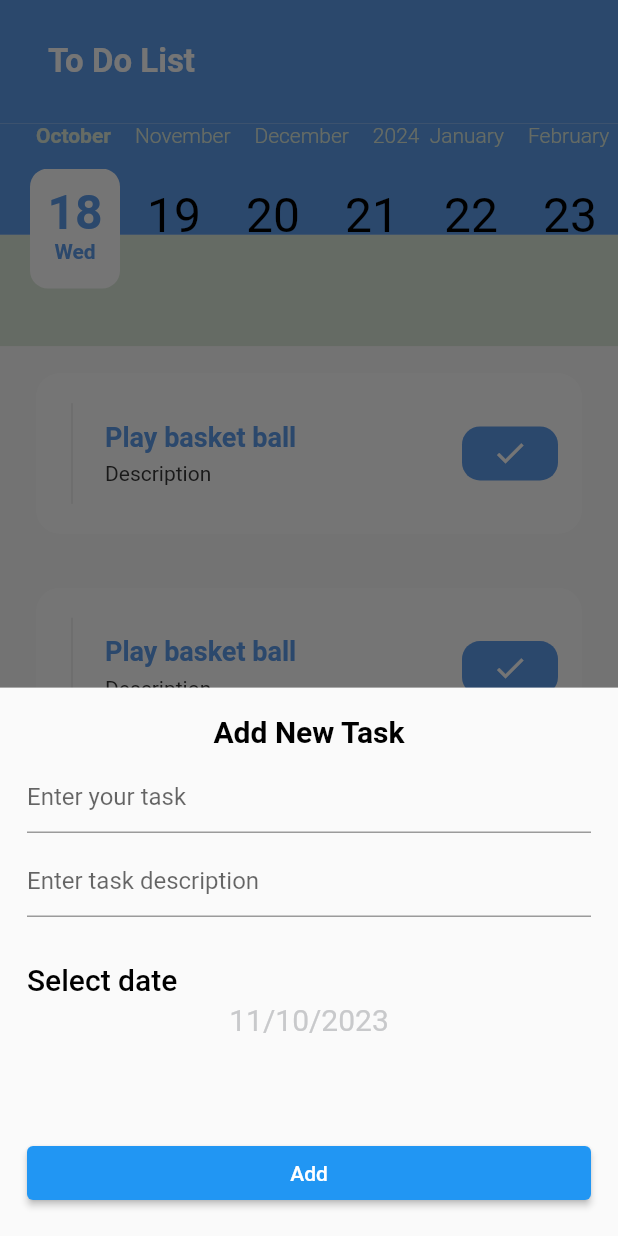
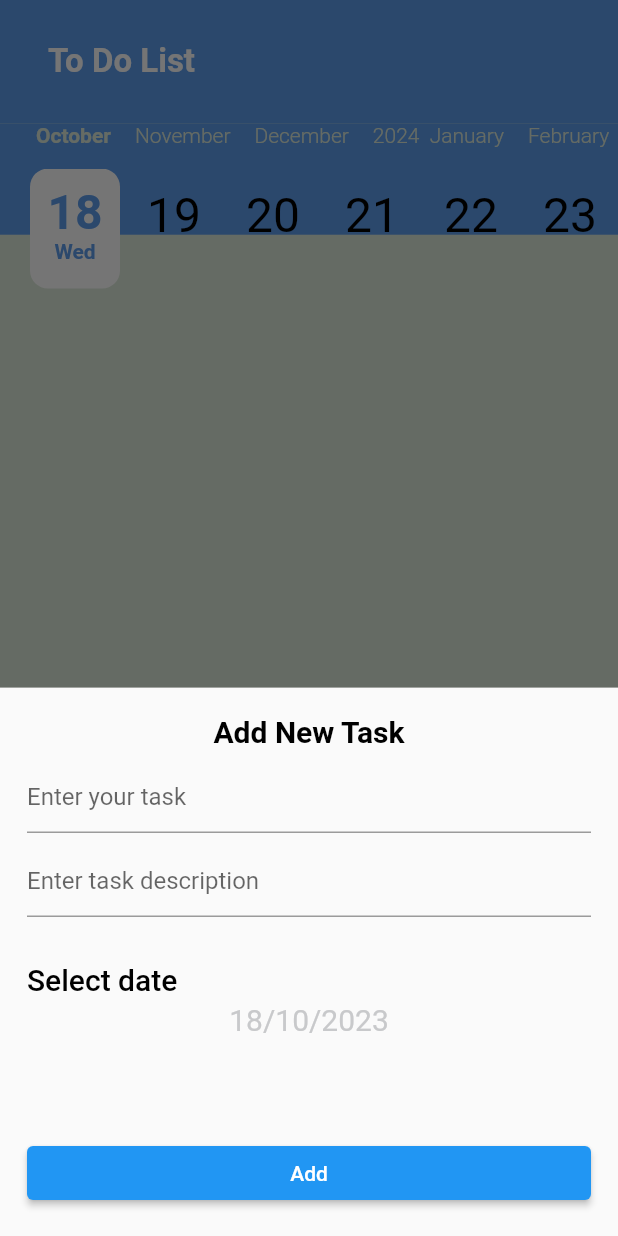
Before and after one commit to mohamedrabia1/to_do, a Flutter app: the screen it shows after launch, after a tap on the "add" icon, on a phone screen of 412 x 824 dp. Run offline on Flutter 3.47's test engine with Material 2 defaults, Android fonts, the phone set to English and light mode, and no system bars; drawn by our look-alikes of calendar_timeline, flutter_slidable; our stand-ins replace cloud_firestore, firebase_core; accounts and stored records are empty.

Commit message:
Finished app functionality in offline mode

```diff
--- a/lib/main.dart
+++ b/lib/main.dart
@@ -1,12 +1,25 @@
+import 'package:cloud_firestore/cloud_firestore.dart';
+import 'package:firebase_core/firebase_core.dart';
 import 'package:flutter/material.dart';
+import 'package:to_do/ui/provider/list_provider.dart';
 import 'package:to_do/ui/screens/home/home_screen.dart';
 import 'package:to_do/ui/screens/splash/splash_screen.dart';
 import 'package:to_do/ui/utilits/app_theme.dart';
+import 'package:provider/provider.dart';
 
-void main() {
-  runApp(MyApp());
+void main() async {
+  WidgetsFlutterBinding.ensureInitialized();
+  await Firebase.initializeApp();
+  FirebaseFirestore.instance.settings =
+      Settings(cacheSizeBytes: Settings.CACHE_SIZE_UNLIMITED);
+  await FirebaseFirestore.instance.disableNetwork();
+  runApp(
+      ChangeNotifierProvider(
+        create: (_) {
+         return ListProvider();
+        },
+          child: MyApp()));
 }
-
 class MyApp extends StatelessWidget {
 
   @override
--- /dev/null
+++ b/lib/models/todo_dm.dart
@@ -0,0 +1,27 @@
+import 'package:cloud_firestore/cloud_firestore.dart';
+
+class TodoDM{
+  late String id;
+  late String title;
+  late String description;
+  late bool isDone;
+  late DateTime date;
+  TodoDM(this.title, this.description, this.isDone, this.date);
+  TodoDM.fromJson(Map json){
+    id = json["id"];
+    title = json["title"];
+    description = json["description"];
+    isDone= json["isDone"];
+    Timestamp time = json["date"];
+    date = time.toDate();
+  }
+    Map<String , Object?> toJson(){
+    return {
+      "id" : id,
+      "title" : title,
+      "description" : description,
+      "isDone" : isDone,
+      "date" : date,
+    };
+  }
+}
--- /dev/null
+++ b/lib/ui/provider/list_provider.dart
@@ -0,0 +1,37 @@
+import 'package:cloud_firestore/cloud_firestore.dart';
+import 'package:flutter/material.dart';
+
+import '../../models/todo_dm.dart';
+
+class ListProvider extends ChangeNotifier{
+  List<TodoDM> todos= [];
+  DateTime seletedDate = DateTime.now();
+  refreshTodosList()async{
+    CollectionReference<TodoDM> todosCollection =
+    FirebaseFirestore.instance.collection("todos").withConverter<TodoDM>(
+        fromFirestore: (docSnapshot , _){
+          Map json = docSnapshot.data() as Map;
+          TodoDM todo = TodoDM.fromJson(json);
+          return todo;
+        },
+        toFirestore: (todoDm , _){
+          return todoDm.toJson();
+        });
+    QuerySnapshot<TodoDM> todosSnapshot = await todosCollection.orderBy("date").get();
+    List<QueryDocumentSnapshot<TodoDM>> docs = todosSnapshot.docs;
+    todos = docs.map((docSnapshot) {
+      return docSnapshot.data();
+    }).toList();
+
+   todos =  todos.where((todo) {
+      if(todo.date.day != seletedDate.day ||
+          todo.date.month != seletedDate.month ||
+          todo.date.year != seletedDate.year){
+        return false;
+      }else{
+        return true;
+      }
+    }).toList();
+   notifyListeners();
+  }
+}
--- a/lib/ui/screens/bottom_sheets/add_bottom_sheet.dart
+++ b/lib/ui/screens/bottom_sheets/add_bottom_sheet.dart
@@ -1,12 +1,26 @@
+import 'package:cloud_firestore/cloud_firestore.dart';
+import 'package:firebase_core/firebase_core.dart';
 import 'package:flutter/material.dart';
+import 'package:provider/provider.dart';
+import 'package:to_do/ui/provider/list_provider.dart';
 import 'package:to_do/ui/utilits/app_color.dart';
 import 'package:to_do/ui/utilits/app_theme.dart';
 import 'package:to_do/ui/widgets/my_text_field.dart';
 
-class AddBottomSheet extends StatelessWidget {
+class AddBottomSheet extends StatefulWidget {
+  @override
+  State<AddBottomSheet> createState() => _AddBottomSheetState();
+}
+
+class _AddBottomSheetState extends State<AddBottomSheet> {
+  TextEditingController titleController = TextEditingController();
+  TextEditingController descriptionController = TextEditingController();
+  DateTime selectedDate = DateTime.now();
+  late ListProvider provider;
 
   @override
   Widget build(BuildContext context) {
+    provider = Provider.of(context);
     return Padding(
       padding: const EdgeInsets.all(18),
       child: Container(
@@ -17,17 +31,24 @@ class AddBottomSheet extends StatelessWidget {
             Text("Add New Task",textAlign: TextAlign.center,
             style: AppTheme.bottomSheetTitleTextStyle,),
             SizedBox(height: 8),
-            MyTextField(hintText: "Enter your task"),
+            MyTextField(hintText: "Enter your task", controller:titleController ),
             SizedBox(height: 8),
-            MyTextField(hintText: "Enter task description"),
+            MyTextField(hintText: "Enter task description", controller:descriptionController),
             SizedBox(height: 30),
             Text("Select date" ,style: AppTheme.bottomSheetTitleTextStyle.copyWith(fontWeight: FontWeight.w500)),
             SizedBox(height: 4),
-            Text("11/10/2023", style: AppTheme.bottomSheetTitleTextStyle.copyWith(fontWeight: FontWeight.normal
-            ,color: AppColor.grey),textAlign: TextAlign.center,),
+            InkWell(
+              onTap: (){
+              showMyDate();
+              },
+              child: Text("${selectedDate.day}/${selectedDate.month}/${selectedDate.year}", style: AppTheme.bottomSheetTitleTextStyle.copyWith(fontWeight: FontWeight.normal
+              ,color: AppColor.grey),textAlign: TextAlign.center,),
+            ),
             Spacer(),
-            ElevatedButton(onPressed: (){}, child:
-            Text("Add")
+            ElevatedButton(onPressed: (){
+              addToDoFireBase();
+            },
+                child: Text("Add")
             )
           ],
         ),
@@ -35,4 +56,28 @@ class AddBottomSheet extends StatelessWidget {
     );
 
   }
+
+  void addToDoFireBase() {
+    CollectionReference todosCollectionRef =
+    FirebaseFirestore.instance.collection("todos");
+    DocumentReference newEmptyDoc =  todosCollectionRef.doc();
+    newEmptyDoc.set({
+      "id" : newEmptyDoc.id ,
+      "title" : titleController.text,
+      "description" : descriptionController.text,
+      "date" : selectedDate,
+      "isDone" : false,
+    }).timeout(Duration(milliseconds: 400),onTimeout: (){
+      provider.refreshTodosList();
+      Navigator.pop(context);
+    });
+  }
+
+  void showMyDate() async{
+  selectedDate =  await showDatePicker(context: context,
+      initialDate: selectedDate,
+      firstDate: DateTime.now(),
+      lastDate: DateTime.now().add(Duration(days: 1095))) ?? selectedDate;
+  setState(() {});
+  }
 }
--- a/lib/ui/screens/home/tabs/menu/menu_screen.dart
+++ b/lib/ui/screens/home/tabs/menu/menu_screen.dart
@@ -1,13 +1,34 @@
+import 'dart:convert';
+
+import 'package:cloud_firestore/cloud_firestore.dart';
 import 'package:flutter/material.dart';
+import 'package:provider/provider.dart';
+import 'package:to_do/ui/provider/list_provider.dart';
 import 'package:to_do/ui/screens/home/tabs/menu/to_do_widget.dart';
 import 'package:calendar_timeline/calendar_timeline.dart';
 import 'package:to_do/ui/utilits/app_color.dart';
 
-class MenuScreen extends StatelessWidget {
+import '../../../../../models/todo_dm.dart';
 
+class MenuScreen extends StatefulWidget {
 
   @override
+  State<MenuScreen> createState() => _MenuScreenState();
+}
+
+class _MenuScreenState extends State<MenuScreen> {
+  late ListProvider provider;
+  @override
+  void initState() {
+    // TODO: implement initState
+    super.initState();
+    WidgetsBinding.instance.addPostFrameCallback((timeStamp) {
+      provider.refreshTodosList();
+    });
+  }
+  @override
   Widget build(BuildContext context) {
+    provider = Provider.of(context);
     return Column(
       children: [
         Container(
@@ -31,10 +52,13 @@ class MenuScreen extends StatelessWidget {
                 ],
               ),
               CalendarTimeline(
-                initialDate: DateTime.now(),
+                initialDate: provider.seletedDate,
                 firstDate:DateTime.now().subtract(Duration(days: 365)),
                 lastDate: DateTime.now().add(Duration(days: 1095)),
-                onDateSelected: (date) => print(date),
+                onDateSelected: (date) {
+                  provider.seletedDate = date;
+                  provider.refreshTodosList();
+                },
                 leftMargin: 20,
                 monthColor: AppColor.accentColor,
                 dayColor: AppColor.black,
@@ -48,11 +72,14 @@ class MenuScreen extends StatelessWidget {
         ),
         Expanded(
           child: ListView.builder(
-              itemCount: 10,
-              itemBuilder: (context , index) => ToDoWidget()
+              itemCount: provider.todos.length,
+              itemBuilder: (context , index) =>
+                  ToDoWidget(model: provider.todos[index])
           ),
         ),
       ],
     );
   }
+
+
 }
--- a/lib/ui/screens/home/tabs/menu/to_do_widget.dart
+++ b/lib/ui/screens/home/tabs/menu/to_do_widget.dart
@@ -1,9 +1,12 @@
 import 'package:flutter/material.dart';
+import 'package:to_do/models/todo_dm.dart';
 import 'package:to_do/ui/utilits/app_color.dart';
 import 'package:to_do/ui/utilits/app_theme.dart';
 import 'package:flutter_slidable/flutter_slidable.dart';
 
 class ToDoWidget extends StatelessWidget {
+TodoDM model;
+ToDoWidget({required this.model});
   @override
   Widget build(BuildContext context) {
     return Container(
@@ -38,9 +41,9 @@ class ToDoWidget extends StatelessWidget {
                 crossAxisAlignment: CrossAxisAlignment.start,
                 mainAxisAlignment: MainAxisAlignment.center,
                 children: [
-                  Text("Play basket ball",style: AppTheme.tackTitleTextStyle,),
+                  Text(model.title,style: AppTheme.tackTitleTextStyle,),
                   SizedBox(height: 6),
-                  Text("Description",style: AppTheme.tackDescriptionTextStyle,textAlign: TextAlign.start,)
+                  Text(model.description,style: AppTheme.tackDescriptionTextStyle,textAlign: TextAlign.start,)
                 ],
               ),
               Spacer(),
--- a/lib/ui/utilits/app_theme.dart
+++ b/lib/ui/utilits/app_theme.dart
@@ -14,6 +14,7 @@ abstract class AppTheme{
       fontSize: 20,color: AppColor.black);
 
   static ThemeData lightTheme = ThemeData(
+     scaffoldBackgroundColor: AppColor.accentColor,
     primaryColor: AppColor.primaryColor,
     appBarTheme: AppBarTheme(
       color: AppColor.primaryColor,
--- a/lib/ui/widgets/my_text_field.dart
+++ b/lib/ui/widgets/my_text_field.dart
@@ -1,11 +1,13 @@
 import 'package:flutter/material.dart';
 
 class MyTextField extends StatelessWidget {
- String? hintText;
- MyTextField({this.hintText});
+  TextEditingController controller;
+  String? hintText;
+ MyTextField({this.hintText,required this.controller});
   @override
   Widget build(BuildContext context) {
     return TextField(
+      controller: controller,
       decoration: InputDecoration(
         hintText: hintText
       ),
--- a/pubspec.yaml
+++ b/pubspec.yaml
@@ -37,6 +37,10 @@ dependencies:
   cupertino_icons: ^1.0.2
   flutter_slidable: ^3.0.0
   calendar_timeline: ^1.1.2
+  firebase_core: ^2.17.0
+  cloud_firestore: ^4.9.3
+  provider: ^6.0.5
+  firebase_auth: ^4.11.0
 
 dev_dependencies:
   flutter_test:
```
Also changed, not shown: pubspec.lock, 3 other files.
